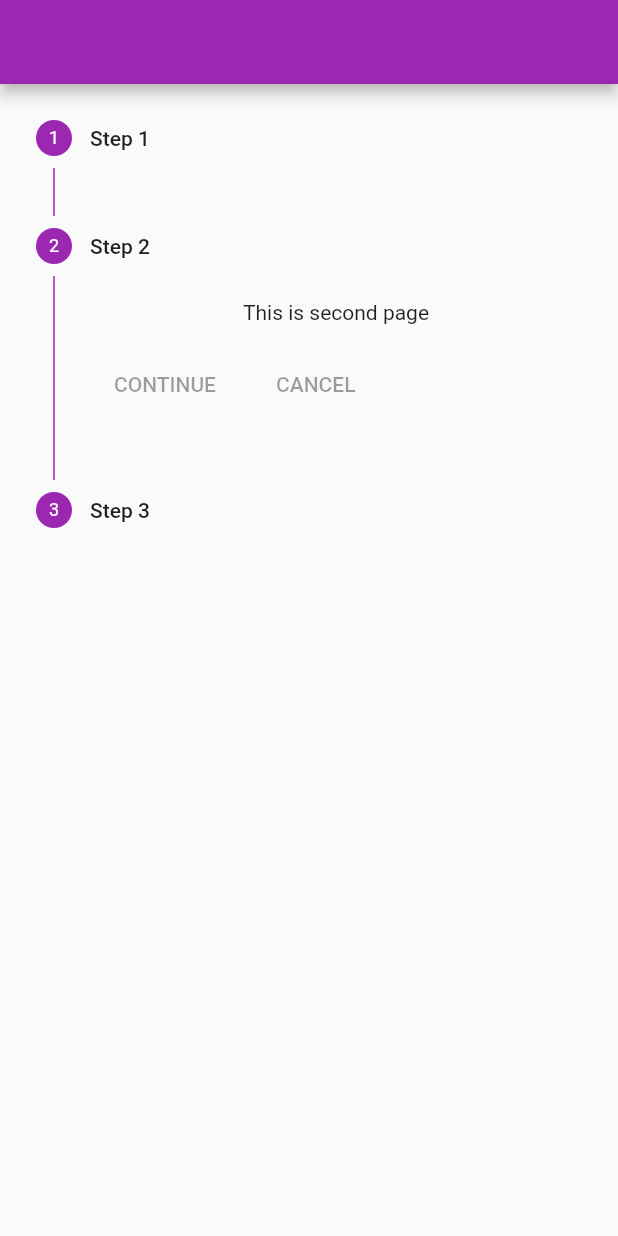
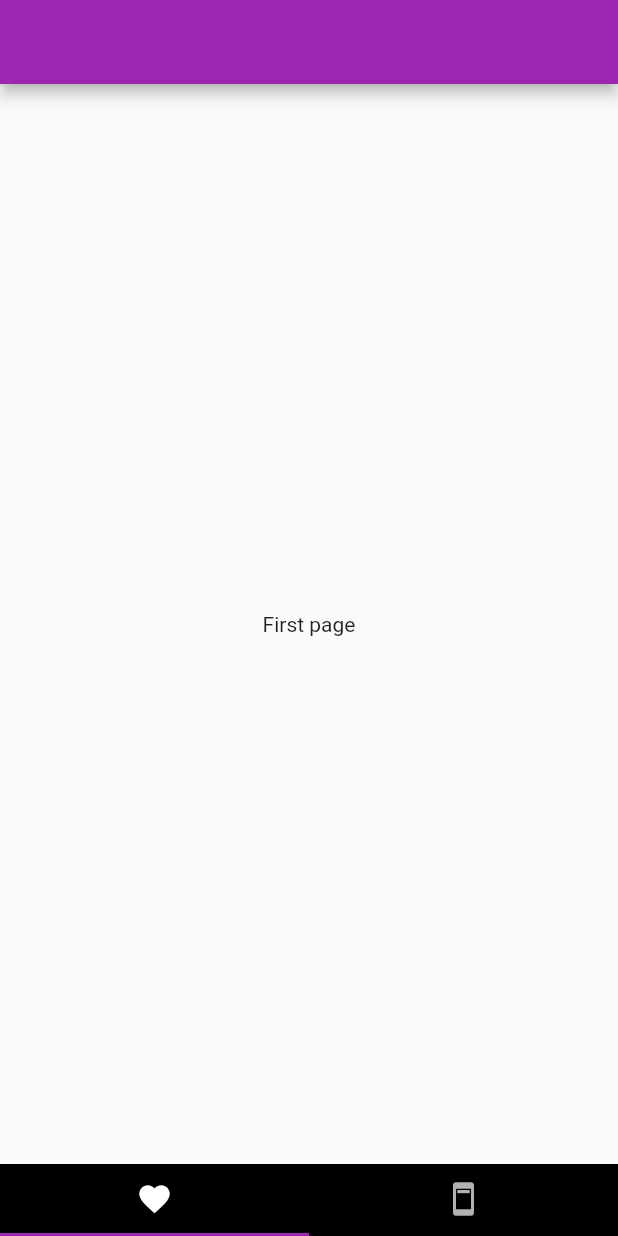
Before and after one commit to AmalNaroth/Tabs--BottomNavigationbar-Stipper-Snackbar, a Flutter app: the screen it shows after launch, on a phone screen of 412 x 824 dp. Run offline on Flutter 3.47's test engine with Material 2 defaults, Android fonts, the phone set to English and light mode, and no system bars.

```diff
--- a/lib/home.dart
+++ b/lib/home.dart
@@ -7,7 +7,7 @@ class Homepage extends StatefulWidget {
   State<Homepage> createState() => _HomepageState();
 }
 
-class _HomepageState extends State<Homepage> {
+class _HomepageState extends State<Homepage> with SingleTickerProviderStateMixin{
   AlertDialog dialog=AlertDialog(
     content: Text("This is alert"),
     title: Text("This is home page"),
@@ -20,11 +20,35 @@ class _HomepageState extends State<Homepage> {
       Step(title: Text("Step 3"), content: Text("This is Thered page"),isActive: true)
 
     ];
+
+    TabController? tabController;
+
+    @override
+    void initState() {
+      super.initState();
+      tabController = TabController(length: 2, vsync: this);
+    }
+
+    @override
+  void dispose() {
+    // TODO: implement dispose
+    tabController!.dispose();
+    super.dispose();
+  }
   @override
   Widget build(BuildContext context) {
     return  Scaffold(
       appBar: AppBar(),
-      body: stepper()
+      body: uitabwidget(),
+      bottomNavigationBar: Material(
+        color: Colors.black,
+        child: TabBar(
+          controller: tabController,
+          tabs: [
+          Tab(icon: Icon(Icons.favorite),),
+          Tab(icon: Icon(Icons.ad_units),),
+        ]),
+      ),
     );
   }
 
@@ -46,4 +70,35 @@ class _HomepageState extends State<Homepage> {
         }, child: Text("Click here")),
       );
   }
+
+  Widget uitabwidget(){
+    return TabBarView(
+      controller: tabController,
+      children: <Widget> [
+      PageOne(),
+      PageTwo()
+    ]);
+  }
 }
+
+class PageOne extends StatelessWidget {
+  const PageOne({super.key});
+
+  @override
+  Widget build(BuildContext context) {
+    return const Scaffold(
+      body: Center(child: Text("First page"),),
+    );
+  }
+}
+
+class PageTwo extends StatelessWidget {
+  const PageTwo({super.key});
+
+  @override
+  Widget build(BuildContext context) {
+    return const Scaffold(
+      body: Center(child: Text("Second page"),),
+    );
+  }
+}
```
